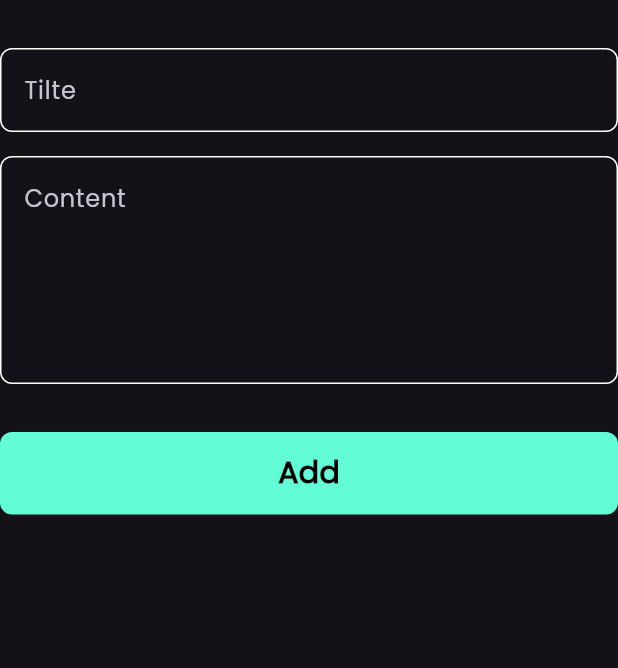
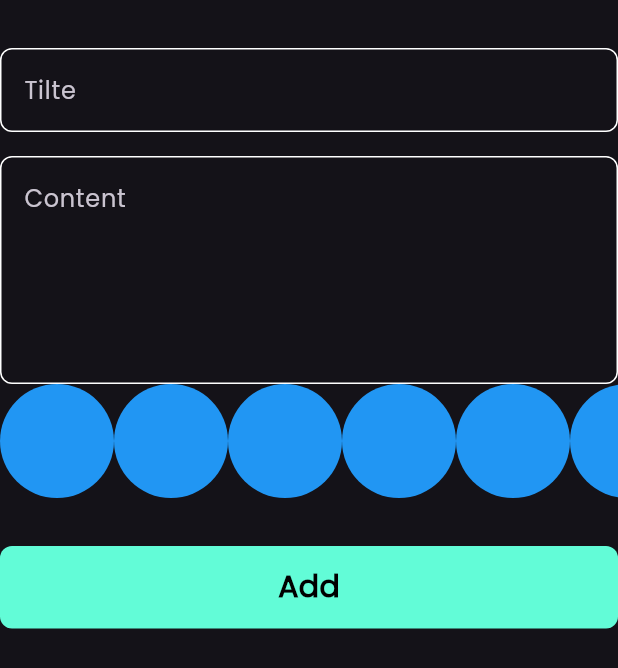
Before and after one commit to mohamed-abdellsalam/notesapp, a Flutter app: the AddNoteForm widget shown alone on an empty page, opened directly, on a phone screen of 412 x 824 dp. Shown: the top 668 px of the screen. Run offline on Flutter 3.47's test engine with Material 3 defaults, Android fonts, the phone set to English and light mode, and no system bars; our stand-ins replace bloc, flutter_bloc, font_awesome_flutter, hive, hive_flutter; accounts and stored records are empty.

Commit message:
feat: add ColorListView widget to AddNoteForm for color selection

```diff
--- a/lib/views/widgets/add_note_form.dart
+++ b/lib/views/widgets/add_note_form.dart
@@ -2,6 +2,7 @@ import 'package:flutter/material.dart';
 import 'package:flutter_bloc/flutter_bloc.dart';
 import 'package:notes_app/cubit/add_note_cubit/add_note_cubit.dart';
 import 'package:notes_app/models/note_model.dart';
+import 'package:notes_app/views/widgets/colors_list_view.dart';
 import 'package:notes_app/views/widgets/custom_button.dart';
 import 'package:notes_app/views/widgets/custom_text_field.dart';
 import 'package:intl/intl.dart';
@@ -45,6 +46,7 @@ class _AddNoteFormState extends State<AddNoteForm> {
             hint: 'Content',
             maxLines: 5,
           ),
+          const ColorListView(),
           const SizedBox(
             height: 32,
           ),
--- /dev/null
+++ b/lib/views/widgets/colors_list_view.dart
@@ -0,0 +1,30 @@
+import 'package:flutter/material.dart';
+
+class ColorItem extends StatelessWidget {
+  const ColorItem({super.key});
+
+  @override
+  Widget build(BuildContext context) {
+    return const CircleAvatar(
+      radius: 38,
+      backgroundColor: Colors.blue,
+    );
+  }
+}
+
+class ColorListView extends StatelessWidget {
+  const ColorListView({super.key});
+
+  @override
+  Widget build(BuildContext context) {
+    return SizedBox(
+      height: 38 * 2, // raduis * 2
+      child: ListView.builder(
+          itemCount: 10,
+          scrollDirection: Axis.horizontal,
+          itemBuilder: (context, index) {
+            return const ColorItem();
+          }),
+    );
+  }
+}
```
